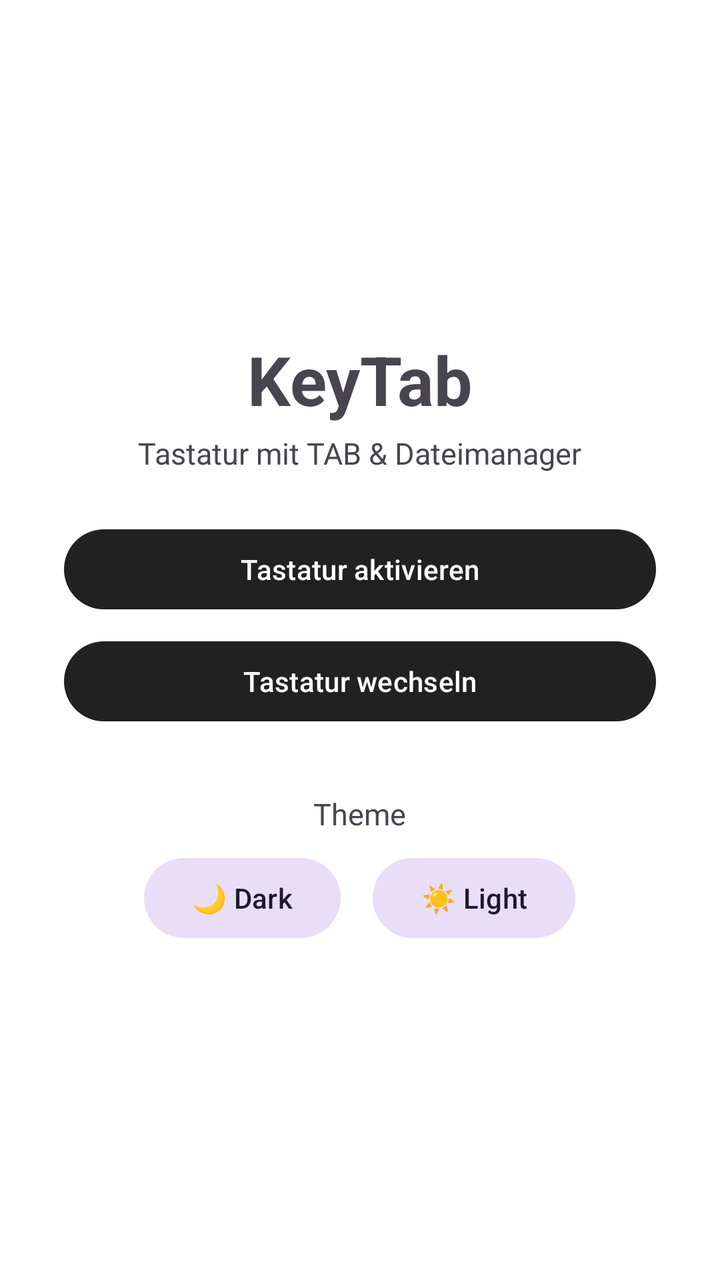
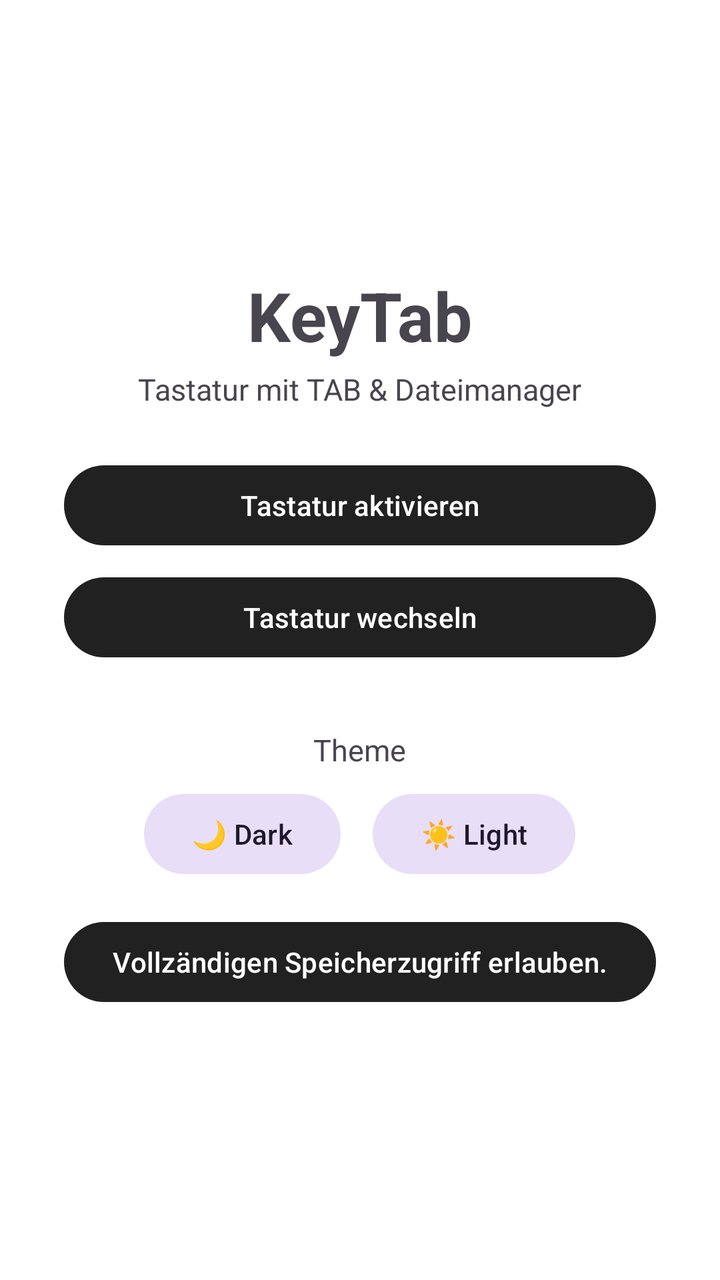

Before-and-after screenshots of an Android layout around one commit, followed by the original layout XML and the change that was made.
<!-- AndroidManifest.xml: application theme Theme.KeyTab -->
<!-- res/layout/activity_main.xml -->
<?xml version="1.0" encoding="utf-8"?>
<LinearLayout xmlns:android="http://schemas.android.com/apk/res/android"
    android:layout_width="match_parent"
    android:layout_height="match_parent"
    android:orientation="vertical"
    android:gravity="center"
    android:padding="32dp">

    <TextView
        android:layout_width="wrap_content"
        android:layout_height="wrap_content"
        android:text="@string/app_name"
        android:textSize="34sp"
        android:textStyle="bold"
        android:gravity="center" />

    <TextView
        android:layout_width="wrap_content"
        android:layout_height="wrap_content"
        android:layout_marginTop="4dp"
        android:layout_marginBottom="24dp"
        android:text="@string/app_subtitle"
        android:textSize="15sp"
        android:gravity="center" />

    <Button
        android:id="@+id/btn_enable_keyboard"
        android:layout_width="match_parent"
        android:layout_height="wrap_content"
        android:text="@string/enable_keyboard" />

    <Button
        android:id="@+id/btn_switch_keyboard"
        android:layout_width="match_parent"
        android:layout_height="wrap_content"
        android:layout_marginTop="8dp"
        android:text="@string/switch_keyboard" />

    <TextView
        android:layout_width="wrap_content"
        android:layout_height="wrap_content"
        android:layout_marginTop="32dp"
        android:layout_marginBottom="8dp"
        android:text="@string/theme_label"
        android:textSize="15sp" />

    <LinearLayout
        android:layout_width="match_parent"
        android:layout_height="wrap_content"
        android:orientation="horizontal"
        android:gravity="center">

        <Button
            android:id="@+id/btn_theme_dark"
            style="@style/Widget.Material3.Button.TonalButton"
            android:layout_width="wrap_content"
            android:layout_height="wrap_content"
            android:text="@string/theme_dark" />

        <Button
            android:id="@+id/btn_theme_light"
            style="@style/Widget.Material3.Button.TonalButton"
            android:layout_width="wrap_content"
            android:layout_height="wrap_content"
            android:layout_marginStart="16dp"
            android:text="@string/theme_light" />
    </LinearLayout>
</LinearLayout>
<!-- resources referenced by this layout -->
<resources>
  <string name="app_name">KeyTab</string>
  <string name="app_subtitle">Tastatur mit TAB &amp; Dateimanager</string>
  <string name="enable_keyboard">Tastatur aktivieren</string>
  <string name="switch_keyboard">Tastatur wechseln</string>
  <string name="theme_dark">🌙 Dark</string>
  <string name="theme_label">Theme</string>
  <string name="theme_light">☀️ Light</string>
  <style name="Theme.KeyTab" parent="Theme.Material3.DayNight.NoActionBar">
          <item name="colorPrimary">@color/primary</item>
          <item name="colorOnPrimary">@color/on_primary</item>
          <item name="colorSurface">@color/surface</item>
          <item name="colorOnSurface">@color/text_primary</item>
          <item name="android:windowBackground">@color/background</item>
          <item name="android:statusBarColor">@color/background</item>
          <item name="android:textColorPrimary">@color/text_primary</item>
      </style>
  <color name="primary">#212121</color>
  <color name="on_primary">#FFFFFF</color>
  <color name="surface">#FFFFFF</color>
  <color name="text_primary">#000000</color>
  <color name="background">#FFFFFF</color>
</resources>

<!-- the commit's change to res/layout/activity_main.xml (unified diff, before → after) -->
@@ -5,7 +5,6 @@
     android:orientation="vertical"
     android:gravity="center"
     android:padding="32dp">
-
     <TextView
         android:layout_width="wrap_content"
         android:layout_height="wrap_content"
@@ -13,7 +12,6 @@
         android:textSize="34sp"
         android:textStyle="bold"
         android:gravity="center" />
-
     <TextView
         android:layout_width="wrap_content"
         android:layout_height="wrap_content"
@@ -22,20 +20,17 @@
         android:text="@string/app_subtitle"
         android:textSize="15sp"
         android:gravity="center" />
-
     <Button
         android:id="@+id/btn_enable_keyboard"
         android:layout_width="match_parent"
         android:layout_height="wrap_content"
         android:text="@string/enable_keyboard" />
-
     <Button
         android:id="@+id/btn_switch_keyboard"
         android:layout_width="match_parent"
         android:layout_height="wrap_content"
         android:layout_marginTop="8dp"
         android:text="@string/switch_keyboard" />
-
     <TextView
         android:layout_width="wrap_content"
         android:layout_height="wrap_content"
@@ -43,20 +38,17 @@
         android:layout_marginBottom="8dp"
         android:text="@string/theme_label"
         android:textSize="15sp" />
-
     <LinearLayout
         android:layout_width="match_parent"
         android:layout_height="wrap_content"
         android:orientation="horizontal"
         android:gravity="center">
-
         <Button
             android:id="@+id/btn_theme_dark"
             style="@style/Widget.Material3.Button.TonalButton"
             android:layout_width="wrap_content"
             android:layout_height="wrap_content"
             android:text="@string/theme_dark" />
-
         <Button
             android:id="@+id/btn_theme_light"
             style="@style/Widget.Material3.Button.TonalButton"
@@ -65,4 +57,10 @@
             android:layout_marginStart="16dp"
             android:text="@string/theme_light" />
     </LinearLayout>
+    <Button
+        android:id="@+id/btn_request_manage_storage"
+        android:layout_width="match_parent"
+        android:layout_height="wrap_content"
+        android:layout_marginTop="16dp"
+        android:text="@string/request_storage_access" />
 </LinearLayout>
<!-- resource entries referenced after the edit -->
@@ -3,6 +3,7 @@
   <string name="app_name">KeyTab</string>
   <string name="app_subtitle">Tastatur mit TAB &amp; Dateimanager</string>
   <string name="enable_keyboard">Tastatur aktivieren</string>
+  <string name="request_storage_access">Vollzändigen Speicherzugriff erlauben.</string>
   <string name="switch_keyboard">Tastatur wechseln</string>
   <string name="theme_dark">🌙 Dark</string>
   <string name="theme_label">Theme</string>
